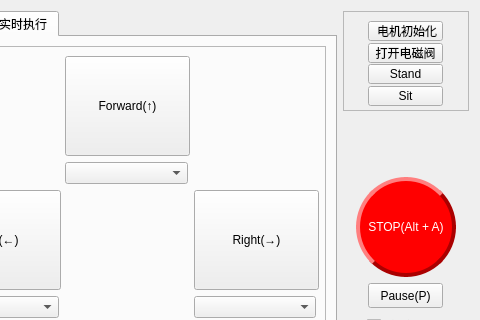
Before: the Qt Designer form offlinesequencecontrol.ui in lianglunfei/Robot2020-QT, drawn with Qt 5; both pictures show x 96 to 576 and y 0 to 320 of the 576 by 562 pixel window.
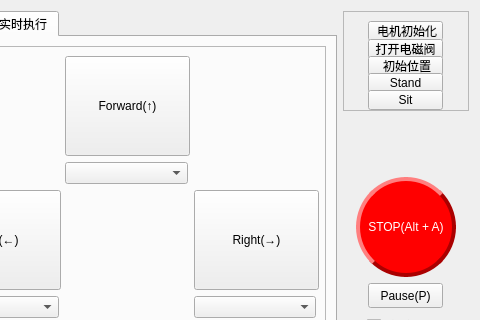
After: the same form once the commit is applied. The open tabs and pages were chosen to show the change. Custom widgets are drawn as their Qt base class.

The edit to the form file:
```diff
--- a/offlinesequencecontrol.ui
+++ b/offlinesequencecontrol.ui
@@ -409,6 +409,25 @@
             </property>
            </widget>
           </item>
+          <item alignment="Qt::AlignHCenter">
+           <widget class="QPushButton" name="resetActionButton">
+            <property name="minimumSize">
+             <size>
+              <width>0</width>
+              <height>20</height>
+             </size>
+            </property>
+            <property name="maximumSize">
+             <size>
+              <width>75</width>
+              <height>16777215</height>
+             </size>
+            </property>
+            <property name="text">
+             <string> 初始位置</string>
+            </property>
+           </widget>
+          </item>
           <item alignment="Qt::AlignHCenter">
            <widget class="QPushButton" name="standButton">
             <property name="minimumSize">
```
Left out of the diff: 10 changed lines with no effect on the pictures.
